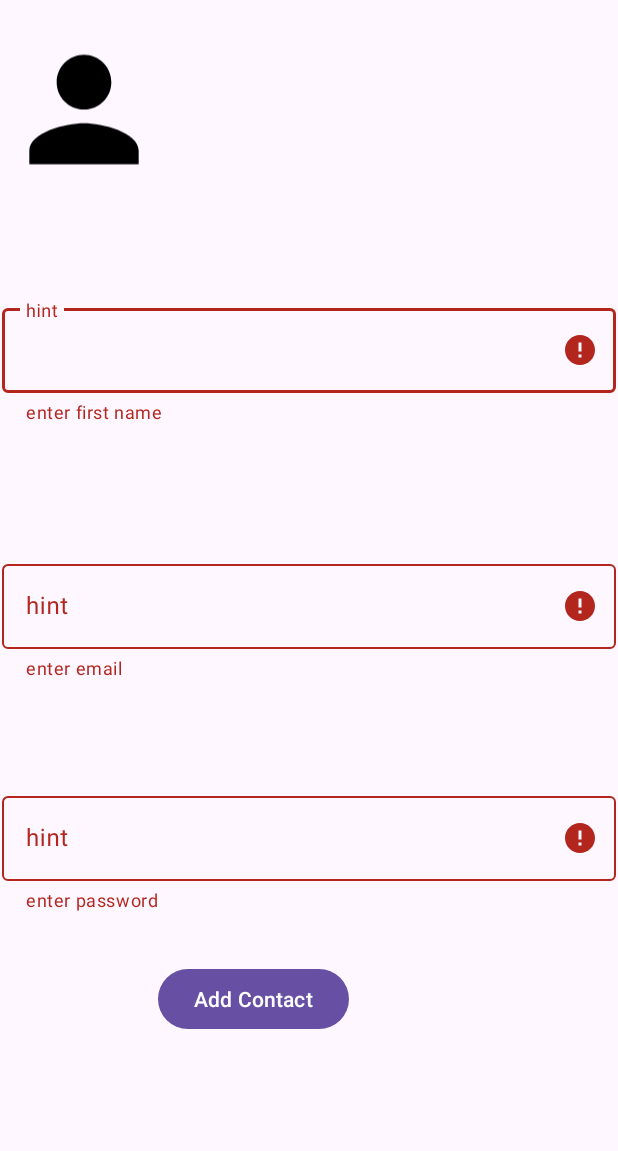
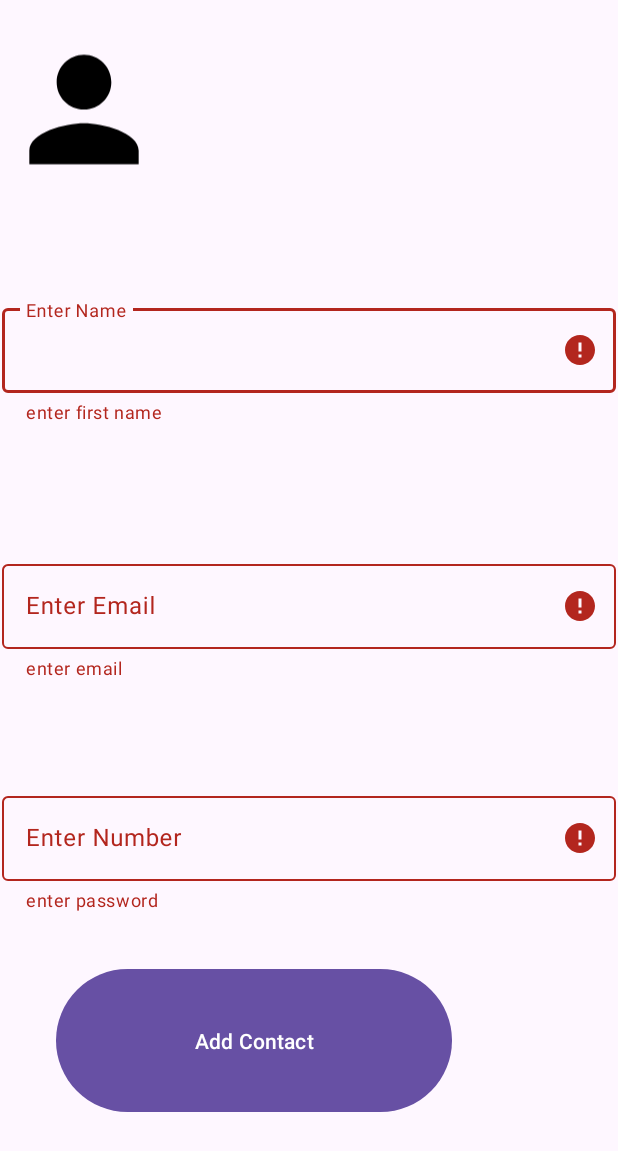
Before and after one commit to Loice-KaniniMwau/Contacts_app, an Android app: the screen it shows after launch (ADDITIONAL_CONTACTS), after a tap on "AddContact", on a phone screen of 412 x 824 dp. Shown: the top 1151 px of the screen. Run offline under Robolectric (Android 15) with nearby library versions, the phone set to English and light mode, and no system bars; our stand-ins replace Picasso; libraries missing offline, so code that uses them is left out: jp.wasabeef.picasso; pictures from the network do not load; 1 statement that could not run was skipped.

Commit message:
contacts app

```diff
--- a/app/src/main/java/com/loice/twitterclone/MainActivity.kt
+++ b/app/src/main/java/com/loice/twitterclone/MainActivity.kt
@@ -34,12 +34,19 @@ class MainActivity : AppCompatActivity() {
         val contact5=Contacts_Data("https://media.istockphoto.com/id/1386479313/photo/happy-millennial-afro-american-business-woman-posing-isolated-on-white.jpg?s=612x612&w=0&k=20&c=8ssXDNTp1XAPan8Bg6mJRwG7EXHshFO5o0v9SIj96nY=","kanini","kanini@gmail.com","+254707562960")
         val contact6=Contacts_Data("https://media.istockphoto.com/id/1381221247/photo/beautiful-afro-girl-with-curly-hairstyle.jpg?s=612x612&w=0&k=20&c=oIKW-mPhNnz1o5ltYCtakMZthk8gaLbugmcl7KeH4IY=","joanne","joanne@gmail.com","+25638239282")
         val contact7=Contacts_Data("https://media.istockphoto.com/id/1411155612/photo/side-profile-of-a-beautiful-young-black-woman-thinking-and-looking-powerful-standing-against.jpg?s=612x612&w=0&k=20&c=q64YMacmkFA78WDmlShv9Q44va-8k2iDaYFIkWNeyqg=","ndemo","ndemo@gmail.com","+25638239282")
-        val contact8=Contacts_Data("https://media.istockphoto.com/id/1411155612/photo/side-profile-of-a-beautiful-young-black-woman-thinking-and-looking-powerful-standing-against.jpg?s=612x612&w=0&k=20&c=q64YMacmkFA78WDmlShv9Q44va-8k2iDaYFIkWNeyqg=","maggy","maggy@gmail.com","+25638239282")
-        val contact9=Contacts_Data("https://media.istockphoto.com/id/1411155612/photo/side-profile-of-a-beautiful-young-black-woman-thinking-and-looking-powerful-standing-against.jpg?s=612x612&w=0&k=20&c=q64YMacmkFA78WDmlShv9Q44va-8k2iDaYFIkWNeyqg=","bosibori","bosibori@gmail.com","+25638239282")
-        val contact10=Contacts_Data("https://media.istockphoto.com/id/1411155612/photo/side-profile-of-a-beautiful-young-black-woman-thinking-and-looking-powerful-standing-against.jpg?s=612x612&w=0&k=20&c=q64YMacmkFA78WDmlShv9Q44va-8k2iDaYFIkWNeyqg=","joyce","joyce@gmail.com","+25638239282")
+        val contact8=Contacts_Data("https://images.unsplash.com/photo-1494790108377-be9c29b29330?ixlib=rb-4.0.3&ixid=M3wxMjA3fDB8MHxzZWFyY2h8M3x8cHJvZmlsZSUyMGltYWdlfGVufDB8fDB8fHww&auto=format&fit=crop&w=500&q=60","maggy","maggy@gmail.com","+25416803467700")
+        val contact9=Contacts_Data("https://images.unsplash.com/photo-1558203728-00f45181dd84?ixlib=rb-4.0.3&ixid=M3wxMjA3fDB8MHxzZWFyY2h8OXx8cHJvZmlsZSUyMGltYWdlfGVufDB8fDB8fHww&auto=format&fit=crop&w=500&q=60","bosibori","bosibori@gmail.com","+2541234567899")
+        val contact3=Contacts_Data("https://images.unsplash.com/photo-1502823403499-6ccfcf4fb453?ixlib=rb-4.0.3&ixid=M3wxMjA3fDB8MHxzZWFyY2h8MTd8fHByb2ZpbGUlMjBpbWFnZXxlbnwwfHwwfHx8MA%3D%3D&auto=format&fit=crop&w=500&q=60","joyce","joyce@gmail.com","+25410572569")
+        val contact10=Contacts_Data("https://images.unsplash.com/photo-1506634572416-48cdfe530110?ixlib=rb-4.0.3&ixid=M3wxMjA3fDB8MHxzZWFyY2h8MzQ5fHxwcm9maWxlJTIwaW1hZ2VzJTIwb2YlMjBjb2xvdXJlZCUyMHBlb3BsZXxlbnwwfHwwfHx8MA%3D%3D&auto=format&fit=crop&w=500&q=60","mathai","mathai@gmail.com","+25012457896")
+        val contact11=Contacts_Data("https://images.unsplash.com/photo-1539614474468-f423a2d2270c?ixlib=rb-4.0.3&ixid=M3wxMjA3fDB8MHxzZWFyY2h8MjY0fHxwcm9maWxlJTIwaW1hZ2VzJTIwb2YlMjBjb2xvdXJlZCUyMHBlb3BsZXxlbnwwfHwwfHx8MA%3D%3D&auto=format&fit=crop&w=500&q=60","nyaguthi","nyaguthi@gmail.com","+256784801234")
+        val contact12=Contacts_Data("https://images.unsplash.com/photo-1632765854612-9b02b6ec2b15?ixlib=rb-4.0.3&ixid=M3wxMjA3fDB8MHxzZWFyY2h8MTk2fHxwcm9maWxlJTIwaW1hZ2VzJTIwb2YlMjBjb2xvdXJlZCUyMHBlb3BsZXxlbnwwfHwwfHx8MA%3D%3D&auto=format&fit=crop&w=500&q=60","jemimah","jemimah@gmail.com","+253769832356")
+        val contact13=Contacts_Data("https://images.unsplash.com/photo-1529626455594-4ff0802cfb7e?ixlib=rb-4.0.3&ixid=M3wxMjA3fDB8MHxzZWFyY2h8NzN8fHByb2ZpbGUlMjBpbWFnZXMlMjBvZiUyMGNvbG91cmVkJTIwcGVvcGxlfGVufDB8fDB8fHww&auto=format&fit=crop&w=500&q=60","omondi","omondi@gmail.com","+250245578443")
+        val contact14=Contacts_Data("https://images.unsplash.com/photo-1487222477894-8943e31ef7b2?ixlib=rb-4.0.3&ixid=M3wxMjA3fDB8MHxzZWFyY2h8NjJ8fHByb2ZpbGUlMjBpbWFnZXMlMjBvZiUyMGNvbG91cmVkJTIwcGVvcGxlfGVufDB8fDB8fHww&auto=format&fit=crop&w=500&q=60","kirui","kirui@gmail.com","+254632167784")
+        val contact15=Contacts_Data("https://images.unsplash.com/photo-1519699047748-de8e457a634e?ixlib=rb-4.0.3&ixid=M3wxMjA3fDB8MHxzZWFyY2h8MjJ8fHByb2ZpbGUlMjBpbWFnZXMlMjBvZiUyMGNvbG91cmVkJTIwcGVvcGxlfGVufDB8fDB8fHww&auto=format&fit=crop&w=500&q=60","ben","ben@gmail.com","+256382335643")
 
 
-        var contactlist= mutableListOf(contact1,contact2,contact4,contact5,contact6,contact7,contact8,contact9,contact10)
+
+        var contactlist= mutableListOf(contact1,contact2,contact3,contact10,contact11,contact15,contact12,contact13,contact4,contact5,contact6,contact7,contact8,contact9,contact10)
         val tweetAdapter=TweetAdapter(contactlist)
         binding.rvContacts.layoutManager=LinearLayoutManager(this)
         binding.rvContacts.adapter=tweetAdapter
--- a/app/src/main/res/layout/activity_additional_contacts.xml
+++ b/app/src/main/res/layout/activity_additional_contacts.xml
@@ -33,7 +33,7 @@
             android:id="@+id/etName"
             android:layout_width="match_parent"
             android:layout_height="wrap_content"
-            android:hint="hint" />
+            android:hint="Enter Name" />
     </com.google.android.material.textfield.TextInputLayout>
 
     <com.google.android.material.textfield.TextInputLayout
@@ -51,7 +51,7 @@
             android:id="@+id/etEmail"
             android:layout_width="match_parent"
             android:layout_height="wrap_content"
-            android:hint="hint" />
+            android:hint="Enter Email" />
     </com.google.android.material.textfield.TextInputLayout>
 
     <com.google.android.material.textfield.TextInputLayout
@@ -69,13 +69,13 @@
             android:id="@+id/etNumber"
             android:layout_width="match_parent"
             android:layout_height="wrap_content"
-            android:hint="hint" />
+            android:hint="Enter Number" />
     </com.google.android.material.textfield.TextInputLayout>
 
     <Button
         android:id="@+id/btAddContact"
-        android:layout_width="wrap_content"
-        android:layout_height="wrap_content"
+        android:layout_width="264dp"
+        android:layout_height="103dp"
         android:layout_marginStart="123dp"
         android:layout_marginTop="34dp"
         android:layout_marginEnd="197dp"
```
